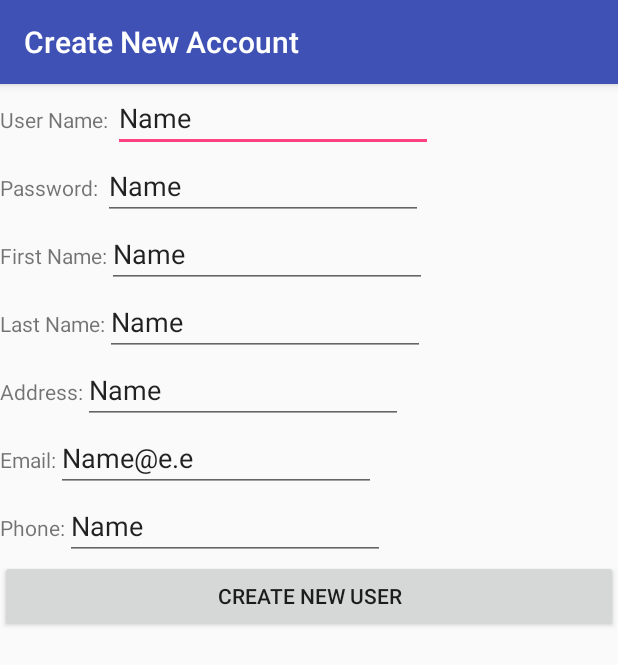
After one commit to 300621334/DrAppAndroid, an Android app: the NewUserRegister screen opened directly, with no data from a screen before it, on a phone screen of 412 x 824 dp. The commit adds this screen. Shown: the top 665 px of the screen. Run offline under Robolectric (Android 15) with nearby library versions, the phone set to English and light mode, and no system bars.

Commit message:
Registers New User

```diff
--- a/app/build.gradle
+++ b/app/build.gradle
@@ -43,7 +43,7 @@ dependencies {
     implementation 'com.google.android.gms:play-services-places:11.4.0'//9.2.0'
 
     //JSON conversions
-    compile 'com.google.code.gson:gson:2.8.0'
+    implementation 'com.google.code.gson:gson:2.8.0'
 
     //https://stackoverflow.com/questions/40268805/how-to-update-google-play-service-on-emulator-android-studio/40375645#40375645
     //compile 'com.google.android.gms:play-services-maps:9.6.0'
--- a/app/src/main/AndroidManifest.xml
+++ b/app/src/main/AndroidManifest.xml
@@ -42,7 +42,9 @@
         <activity
             android:name=".MapsActivity"
             android:label="@string/title_activity_maps" />
-        <activity android:name=".Dashboard"></activity>
+        <activity android:name=".Dashboard" />
+        <activity android:name=".NewUserRegister" />
+        <activity android:name=".Bookings_All"></activity>
     </application>
 
 </manifest>
--- /dev/null
+++ b/app/src/main/java/comp231/drbooking/NewUserRegister.java
@@ -0,0 +1,108 @@
+package comp231.drbooking;
+
+import android.content.Context;
+import android.content.SharedPreferences;
+import android.support.v7.app.AppCompatActivity;
+import android.os.Bundle;
+import android.view.View;
+import android.widget.Button;
+import android.widget.EditText;
+import android.widget.TextView;
+import android.widget.Toast;
+
+import com.google.gson.Gson;
+
+import java.util.Map;
+
+public class NewUserRegister extends AppCompatActivity {
+
+    //region Class Variables
+    String formData, uName, uPass,fName, lName, add, city, postC, isAdmin, key_uName, key_uPass;
+    SharedPreferences pref;
+    Map<String, ?> allPrefs;
+    int numOfPrefs;
+    long rowID;
+    TextView uNameV;
+    DbAdapter dbAdapter;
+    Model_User uModel;
+    Object[] paramsApiUri;
+    Button btnCreateNewUser;
+    Gson gson;
+    //endregion
+
+    @Override
+    protected void onCreate(Bundle savedInstanceState)
+    {
+        super.onCreate(savedInstanceState);
+        setContentView(R.layout.activity_new_user_register);
+        getSupportActionBar().setTitle("Create New Account");
+
+        //db adapter
+        //dbAdapter = new DbAdapter(this);////err (the task has already been executed (a task can be executed only once) => due to re-using same instance of AsyncTask so create a new instance on ea clk.
+        paramsApiUri = new Object[3];
+        gson = new Gson();//util to convert JSON
+
+        //get form data into class
+        uModel = new Model_User();
+
+        //Chk if userName already exist
+     /*   btnCreateNewUser = (Button)findViewById(R.id.btnCreateNewUser);
+        btnCreateNewUser.setEnabled(false);//disable btn until non-existing uName is entered
+        uNameV = (EditText)findViewById(R.id.txtUserName);
+        uNameV.setOnFocusChangeListener(new View.OnFocusChangeListener()
+        {
+            @Override
+            public void onFocusChange(View view, boolean b)
+            {
+                uName   = (uNameV).getText().toString();
+                uModel.loginName = uName;
+                formData = gson.toJson(uModel);
+                //
+                paramsApiUri[0] = "http://10.0.2.2:45455/api/values/userNameExists";//VS extension to allow access to localhost(10.0.2.2 in emulator)https://marketplace.visualstudio.com/items?itemName=vs-publisher-1448185.ConveyorbyKeyoti
+                paramsApiUri[1] = formData;//only userName being sent for now
+                paramsApiUri[2] = "POST";
+                //pass args to AsyncTask to read db
+                dbAdapter.execute(paramsApiUri);
+            }
+        });*/
+    }
+
+
+    public void btnClk_CreateNewUser(View view)
+    {
+        dbAdapter = new DbAdapter(this);
+
+        //references to EditText & bind model
+        uModel.loginName = uName  = ((EditText)findViewById(R.id.txtUserName)).getText().toString();
+        uModel.pw = uPass   = ((EditText)findViewById(R.id.txtPass)).getText().toString();
+        fName   = ((EditText)findViewById(R.id.txtFName)).getText().toString();
+        lName   = ((EditText)findViewById(R.id.txtLName)).getText().toString();
+        uModel.nameOfUser = fName;
+        uModel.address = add     = ((EditText)findViewById(R.id.txtAdd)).getText().toString();
+        uModel.email = ((EditText)findViewById(R.id.txtEmail)).getText().toString();
+        uModel.phone = ((EditText)findViewById(R.id.txtPhone)).getText().toString();
+
+        //city    = ((EditText)findViewById(R.id.txtCity)).getText().toString();
+        //postC   = ((EditText)findViewById(R.id.txtPostC)).getText().toString();
+        //isAdmin = getIntent().getStringExtra("isAdmin");
+
+        //get shared preference
+        pref = getSharedPreferences("login", 0);
+
+        //make json from model
+        formData = gson.toJson(uModel);
+        //prep args
+        paramsApiUri[0] = "http://192.168.1.4:45455/api/values/newUser?login=xxx&pw=xxx";//VS extension to allow access to localhost(10.0.2.2 in emulator)https://marketplace.visualstudio.com/items?itemName=vs-publisher-1448185.ConveyorbyKeyoti
+        paramsApiUri[1] = formData;
+        paramsApiUri[2] = "POST";
+        //pass args to AsyncTask to read db
+        dbAdapter.execute(paramsApiUri);//if uName already exists, a TOAST will b displayed. If not then Dashboard launched & User_Id stored in Prefs
+        //err (the task has already been executed (a task can be executed only once) => due to re-using same instance of AsyncTask so create a new instance on ea clk.
+        //err causing Login scrn to load was => TextView.getText()' on a null object reference
+    }
+    static void AfterAsyncTask(String jsonResponse, Context ctx)
+    {
+        Toast.makeText(ctx, jsonResponse + " Login-Name already exists!", Toast.LENGTH_LONG).show();
+    }
+
+}
--- a/app/src/main/res/layout/activity_login.xml
+++ b/app/src/main/res/layout/activity_login.xml
@@ -85,7 +85,8 @@
         android:id="@+id/btn_CreateAcc"
         android:layout_width="match_parent"
         android:layout_height="wrap_content"
-        android:text="Create Account" />
+        android:text="Create Account"
+        android:onClick="clk_NewUserRegister"/>
 
 <!--    <Button
         android:id="@+id/btnTest"
--- /dev/null
+++ b/app/src/main/res/layout/activity_new_user_register.xml
@@ -0,0 +1,166 @@
+<?xml version="1.0" encoding="utf-8"?>
+<LinearLayout xmlns:android="http://schemas.android.com/apk/res/android"
+    xmlns:app="http://schemas.android.com/apk/res-auto"
+    xmlns:tools="http://schemas.android.com/tools"
+    android:layout_width="match_parent"
+    android:layout_height="match_parent"
+    tools:context=".NewUserRegister"
+    android:orientation="vertical">
+
+    <LinearLayout
+        android:layout_width="wrap_content"
+        android:layout_height="wrap_content"
+        android:orientation="horizontal">
+
+        <TextView
+            android:layout_width="match_parent"
+            android:layout_height="wrap_content"
+            android:layout_weight="1"
+            android:text="User Name: "
+            android:textAlignment="viewStart" />
+
+        <EditText
+            android:id="@+id/txtUserName"
+            android:layout_width="wrap_content"
+            android:layout_height="wrap_content"
+            android:layout_weight="1"
+            android:ems="10"
+            android:hint="Enter a user name"
+            android:inputType="textPersonName"
+            android:text="Name" />
+    </LinearLayout>
+    <LinearLayout
+        android:layout_width="wrap_content"
+        android:layout_height="wrap_content"
+        android:orientation="horizontal">
+
+        <TextView
+            android:layout_width="match_parent"
+            android:layout_height="wrap_content"
+            android:layout_weight="1"
+            android:text="Password: " />
+
+        <EditText
+            android:id="@+id/txtPass"
+            android:layout_width="wrap_content"
+            android:layout_height="wrap_content"
+            android:layout_weight="1"
+            android:ems="10"
+            android:hint="Enter a pasword"
+            android:inputType="textPersonName"
+            android:text="Name" />
+    </LinearLayout>
+    <LinearLayout
+        android:layout_width="wrap_content"
+        android:layout_height="wrap_content"
+        android:orientation="horizontal">
+
+        <TextView
+            android:layout_width="match_parent"
+            android:layout_height="wrap_content"
+            android:layout_weight="1"
+            android:text="First Name:" />
+
+        <EditText
+            android:id="@+id/txtFName"
+            android:layout_width="wrap_content"
+            android:layout_height="wrap_content"
+            android:layout_weight="1"
+            android:ems="10"
+            android:hint="Enter a user name"
+            android:inputType="textPersonName"
+            android:text="Name" />
+    </LinearLayout>
+    <LinearLayout
+        android:layout_width="wrap_content"
+        android:layout_height="wrap_content"
+        android:orientation="horizontal">
+
+        <TextView
+            android:layout_width="match_parent"
+            android:layout_height="wrap_content"
+            android:layout_weight="1"
+            android:text="Last Name:" />
+
+        <EditText
+            android:id="@+id/txtLName"
+            android:layout_width="wrap_content"
+            android:layout_height="wrap_content"
+            android:layout_weight="1"
+            android:ems="10"
+            android:hint="Enter a user name"
+            android:inputType="textPersonName"
+            android:text="Name" />
+    </LinearLayout>
+    <LinearLayout
+        android:layout_width="wrap_content"
+        android:layout_height="wrap_content"
+        android:orientation="horizontal">
+
+        <TextView
+            android:layout_width="match_parent"
+            android:layout_height="wrap_content"
+            android:layout_weight="1"
+            android:text="Address:" />
+
+        <EditText
+            android:id="@+id/txtAdd"
+            android:layout_width="wrap_content"
+            android:layout_height="wrap_content"
+            android:layout_weight="1"
+            android:ems="10"
+            android:hint="Enter a user name"
+            android:inputType="textPersonName"
+            android:text="Name" />
+    </LinearLayout>
+    <LinearLayout
+        android:layout_width="wrap_content"
+        android:layout_height="wrap_content"
+        android:orientation="horizontal">
+
+        <TextView
+            android:layout_width="match_parent"
+            android:layout_height="wrap_content"
+            android:layout_weight="1"
+            android:text="Email:" />
+
+        <EditText
+            android:id="@+id/txtEmail"
+            android:layout_width="wrap_content"
+            android:layout_height="wrap_content"
+            android:layout_weight="1"
+            android:ems="10"
+            android:hint="Enter a user name"
+            android:inputType="textPersonName"
+            android:text="Name@e.e" />
+    </LinearLayout>
+    <LinearLayout
+        android:layout_width="wrap_content"
+        android:layout_height="wrap_content"
+        android:orientation="horizontal">
+
+        <TextView
+            android:layout_width="match_parent"
+            android:layout_height="wrap_content"
+            android:layout_weight="1"
+            android:text="Phone:" />
+
+        <EditText
+            android:id="@+id/txtPhone"
+            android:layout_width="wrap_content"
+            android:layout_height="wrap_content"
+            android:layout_weight="1"
+            android:ems="10"
+            android:hint="Enter a user name"
+            android:inputType="number"
+            android:text="Name" />
+    </LinearLayout>
+
+    <Button
+        android:id="@+id/btnCreateNewUser"
+        android:layout_width="match_parent"
+        android:layout_height="wrap_content"
+        android:onClick="btnClk_CreateNewUser"
+        android:text="Create New User" />
+
+</LinearLayout>
--- a/build.gradle
+++ b/build.gradle
@@ -7,7 +7,7 @@ buildscript {
         jcenter()
     }
     dependencies {
-        classpath 'com.android.tools.build:gradle:3.0.1'
+        classpath 'com.android.tools.build:gradle:3.1.2'
 
 
         // NOTE: Do not place your application dependencies here; they belong
```
Also changed, not shown: app/src/main/java/comp231/drbooking/Bookings_All.java (added, +13 -0 lines), app/src/main/java/comp231/drbooking/DbAdapter.java (+57 -12 lines), app/src/main/java/comp231/drbooking/Login.java (+11 -7 lines), app/src/main/java/comp231/drbooking/Model_Booking.java (added, +11 -0 lines), app/src/main/res/layout/activity_appoints_all.xml (added, +9 -0 lines), gradle/wrapper/gradle-wrapper.properties.
